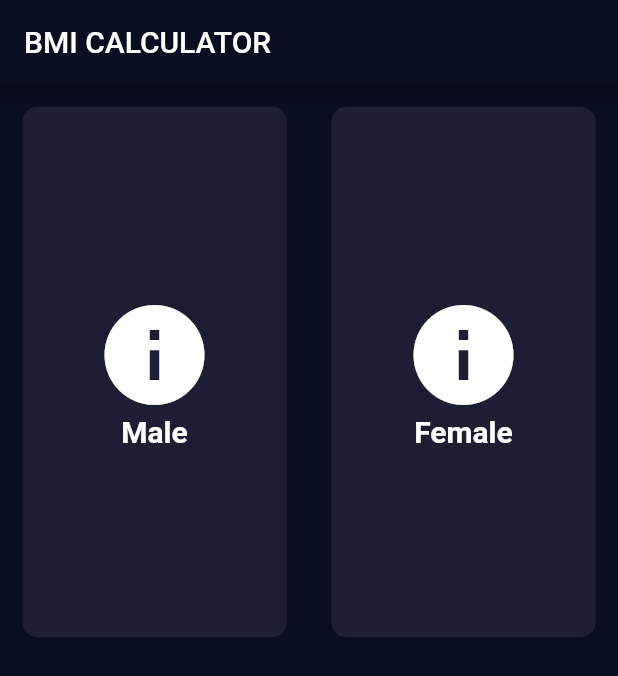
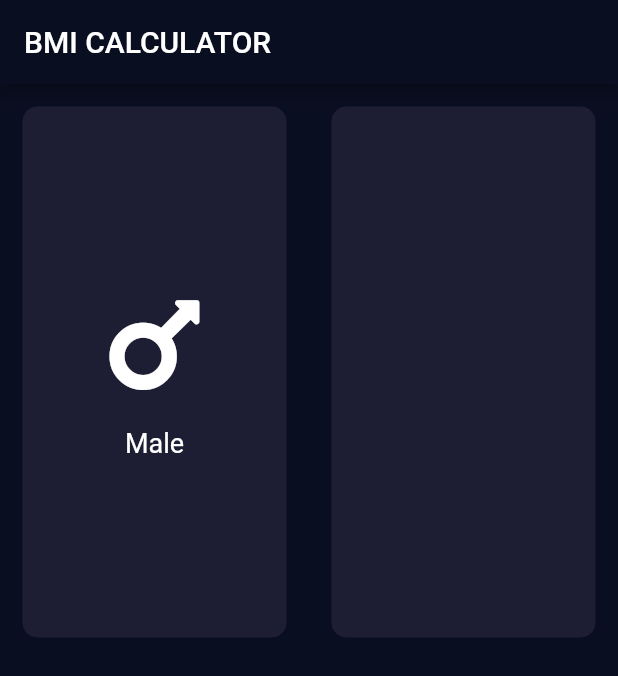
Before and after one commit to haroonkhan9426/BMI-Calculator-Flutter-, a Flutter app: the screen it shows after launch, on a phone screen of 412 x 824 dp. Shown: the top 676 px of the screen. Run offline on Flutter 3.47's test engine with Material 2 defaults, Android fonts, the phone set to English and light mode, and no system bars; our stand-ins replace font_awesome_flutter.

Commit message:
Font_Awsome_Icons added and a new custom widget added

```diff
--- a/lib/custom_widgets/resuable_card.dart
+++ b/lib/custom_widgets/resuable_card.dart
@@ -1,11 +1,10 @@
 import 'package:flutter/material.dart';
 
 class ReusableCard extends StatelessWidget {
-  final IconData icon;
-  final String title;
   final Color color;
+  final Widget childWidget;
 
-  ReusableCard({@required this.icon, @required this.title, this.color});
+  ReusableCard({@required this.color, this.childWidget});
 
   @override
   Widget build(BuildContext context) {
@@ -16,20 +15,7 @@ class ReusableCard extends StatelessWidget {
           color: Color(0xFF1D1E33),
           borderRadius: BorderRadius.circular(10.0),
         ),
-        child: Column(
-          mainAxisAlignment: MainAxisAlignment.center,
-          children: <Widget>[
-            Icon(
-              icon,
-              size: 80.0,
-              color: Colors.white,
-            ),
-            Text(
-              title,
-              style: TextStyle(fontSize: 20.0, fontWeight: FontWeight.bold),
-            ),
-          ],
-        ),
+        child: childWidget,
       ),
     );
   }
--- a/lib/screens/input_page.dart
+++ b/lib/screens/input_page.dart
@@ -1,5 +1,6 @@
 import 'package:flutter/material.dart';
 import 'package:bmi_calculator_flutter/custom_widgets/resuable_card.dart';
+import 'package:font_awesome_flutter/font_awesome_flutter.dart';
 
 enum Gender { male, female }
 
@@ -30,13 +31,13 @@ class _InputPageState extends State<InputPage> {
           child: Row(
             children: <Widget>[
               ReusableCard(
-                icon: Icons.info,
-                title: 'Male',
                 color: inActiveCardColor,
+                childWidget: new GenderIconContent(
+                  icon: FontAwesomeIcons.mars,
+                  title: 'MALE',
+                ),
               ),
               ReusableCard(
-                icon: Icons.info,
-                title: 'Female',
                 color: activeCardColor,
               ),
             ],
@@ -55,3 +56,34 @@ class _InputPageState extends State<InputPage> {
     );
   }
 }
+
+class GenderIconContent extends StatelessWidget {
+  final IconData icon;
+  final String title;
+
+  GenderIconContent({this.icon, this.title});
+
+  @override
+  Widget build(BuildContext context) {
+    return Column(
+      mainAxisAlignment: MainAxisAlignment.center,
+      children: <Widget>[
+        Icon(
+          FontAwesomeIcons.mars,
+          size: 80.0,
+          color: Colors.white,
+        ),
+        SizedBox(
+          height: 15.0,
+        ),
+        Text(
+          'Male',
+          style: TextStyle(
+            fontSize: 18.0,
+            color: Colors.white,
+          ),
+        ),
+      ],
+    );
+  }
+}
--- a/pubspec.yaml
+++ b/pubspec.yaml
@@ -23,6 +23,7 @@ dependencies:
   # The following adds the Cupertino Icons font to your application.
   # Use with the CupertinoIcons class for iOS style icons.
   cupertino_icons: ^0.1.2
+  font_awesome_flutter: ^8.5.0
 
 dev_dependencies:
   flutter_test:
```
Also changed, not shown: pubspec.lock.
